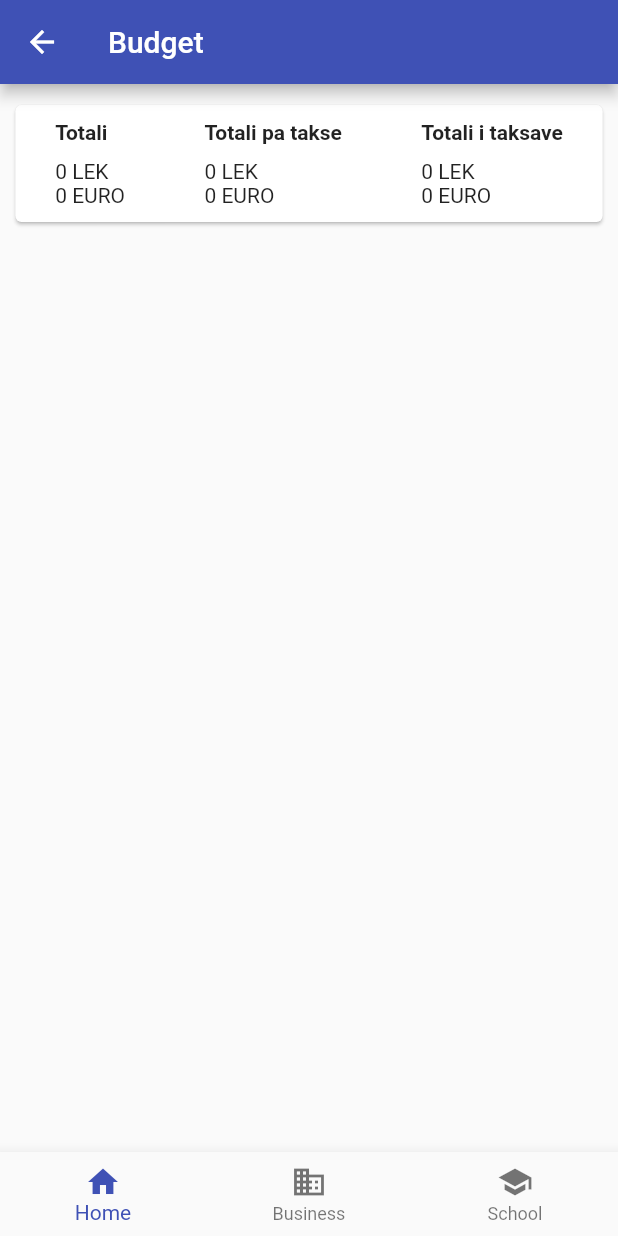
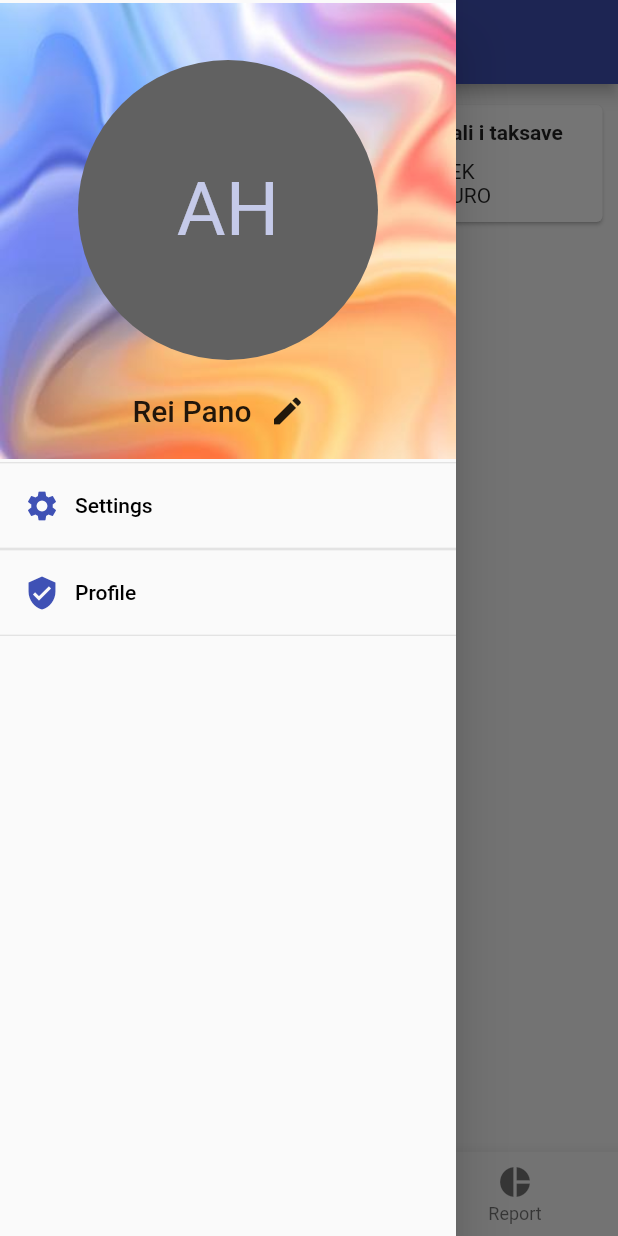
Before and after one commit to ReiPano/flutter-budget-app, a Flutter app: the AppContainer screen opened directly, with the side drawer open (before the commit the screen has no drawer), on a phone screen of 412 x 824 dp. Run offline on Flutter 3.47's test engine with Material 2 defaults, Android fonts, the phone set to English and light mode, and no system bars; our stand-ins replace flutter_secure_storage; accounts and stored records are empty.

```diff
--- /dev/null
+++ b/lib/constants/theme.dart
@@ -0,0 +1,9 @@
+import 'package:flutter/material.dart';
+
+class AppTheme {
+  static Color statusBarColor = Colors.indigo[700] as Color;
+  static MaterialColor primaryButtonColor = Colors.indigo;
+  static Color primaryColor = Colors.indigo;
+  static Color primaryColorShade = Colors.indigo[300] as Color;
+  static Color bottomNavSelectedColor = Colors.indigo[800] as Color;
+}
--- a/lib/main.dart
+++ b/lib/main.dart
@@ -1,3 +1,4 @@
+import 'package:budget/constants/theme.dart';
 import 'package:budget/pages/app/app_container.dart';
 import 'package:budget/pages/welcome/welcome.dart';
 import 'package:budget/service/auth_service.dart';
@@ -22,6 +23,7 @@ class _BudgetAppState extends State<BudgetApp> {
   @override
   void initState() {
     super.initState();
+    removeJWTAuthToken();
     initAppState();
   }
 
@@ -35,7 +37,7 @@ class _BudgetAppState extends State<BudgetApp> {
     }
     Future.delayed(const Duration(seconds: 3), () {
       setState(() {
-        token = jwtToken ?? '123131';
+        token = jwtToken;
         loading = false;
       });
     });
@@ -64,7 +66,7 @@ class _BudgetAppState extends State<BudgetApp> {
       debugShowCheckedModeBanner: false,
       title: 'Budget',
       theme: ThemeData(
-        primarySwatch: Colors.indigo,
+        primarySwatch: AppTheme.primaryButtonColor,
       ),
       home: getHomeComponent(),
       // home: const AppContainer(title: 'Budget'),
--- a/lib/pages/app/app_container.dart
+++ b/lib/pages/app/app_container.dart
@@ -1,3 +1,5 @@
+import 'package:budget/constants/theme.dart';
+import 'package:budget/pages/app/drawer/drawer.dart';
 import 'package:budget/pages/home/home.dart';
 import 'package:budget/pages/receipt/receipt.dart';
 import 'package:budget/pages/report/report.dart';
@@ -14,7 +16,7 @@ class AppContainer extends StatefulWidget {
 class _AppContainerState extends State<AppContainer> {
   int _selectedIndex = 0;
   static final List<Widget> _pages = <Widget>[
-    HomePage(),
+    const HomePage(),
     const Receip(),
     const Report(),
   ];
@@ -34,6 +36,7 @@ class _AppContainerState extends State<AppContainer> {
       body: Container(
         child: _pages.elementAt(_selectedIndex),
       ),
+      drawer: const AppCustomDrawer(),
       bottomNavigationBar: BottomNavigationBar(
         items: const <BottomNavigationBarItem>[
           BottomNavigationBarItem(
@@ -41,16 +44,16 @@ class _AppContainerState extends State<AppContainer> {
             label: 'Home',
           ),
           BottomNavigationBarItem(
-            icon: Icon(Icons.business),
-            label: 'Business',
+            icon: Icon(Icons.wallet),
+            label: 'Budget',
           ),
           BottomNavigationBarItem(
-            icon: Icon(Icons.school),
-            label: 'School',
+            icon: Icon(Icons.pie_chart),
+            label: 'Report',
           ),
         ],
         currentIndex: _selectedIndex,
-        selectedItemColor: Colors.indigoAccent[800],
+        selectedItemColor: AppTheme.bottomNavSelectedColor,
         enableFeedback: true,
         onTap: _onItemTapped,
       ),
--- /dev/null
+++ b/lib/pages/app/drawer/action_button.dart
@@ -0,0 +1,50 @@
+import 'package:flutter/material.dart';
+
+class ActionButton extends StatelessWidget {
+  const ActionButton(
+      {super.key, required this.actionTitle, required this.icon});
+  final String actionTitle;
+  final IconData icon;
+  @override
+  Widget build(BuildContext context) {
+    Size size = MediaQuery.of(context).size;
+
+    return Column(
+      children: [
+        const Divider(
+          height: 1,
+        ),
+        SizedBox(
+          width: size.width,
+          child: TextButton(
+            onPressed: () {},
+            child: Padding(
+              padding: const EdgeInsets.all(8.0),
+              child: SizedBox(
+                width: size.width,
+                child: Row(
+                  children: [
+                    Padding(
+                      padding: const EdgeInsets.only(right: 10.0),
+                      child: Icon(icon),
+                    ),
+                    Text(
+                      actionTitle,
+                      textAlign: TextAlign.left,
+                      style: const TextStyle(
+                        color: Colors.black,
+                      ),
+                    ),
+                  ],
+                ),
+              ),
+            ),
+          ),
+        ),
+        const Divider(
+          height: 1,
+        ),
+      ],
+    );
+  }
+}
--- /dev/null
+++ b/lib/pages/app/drawer/drawer.dart
@@ -0,0 +1,25 @@
+import 'package:budget/pages/app/drawer/action_button.dart';
+import 'package:budget/pages/app/drawer/profile.dart';
+import 'package:flutter/material.dart';
+
+class AppCustomDrawer extends StatelessWidget {
+  const AppCustomDrawer({super.key});
+  @override
+  Widget build(BuildContext context) {
+    return Drawer(
+      child: Column(
+        children: [
+          const DrawerProfileSection(),
+          ActionButton(
+            actionTitle: 'Settings',
+            icon: Icons.settings,
+          ),
+          ActionButton(
+            actionTitle: 'Profile',
+            icon: Icons.verified_user,
+          ),
+        ],
+      ),
+    );
+  }
+}
--- /dev/null
+++ b/lib/pages/app/drawer/profile.dart
@@ -0,0 +1,44 @@
+import 'package:flutter/material.dart';
+
+class DrawerProfileSection extends StatelessWidget {
+  const DrawerProfileSection({super.key});
+
+  @override
+  Widget build(BuildContext context) {
+    return Container(
+      decoration: const BoxDecoration(
+        image: DecorationImage(
+            image: AssetImage('assets/default_profile_bacground_image.jpg')),
+      ),
+      padding: const EdgeInsets.only(top: 40, bottom: 10),
+      child: Column(
+        children: [
+          CircleAvatar(
+            radius: 100,
+            backgroundColor: Colors.grey[700],
+            child: const Text(
+              'AH',
+              style: TextStyle(fontSize: 50),
+            ),
+          ),
+          Container(
+            margin: const EdgeInsets.only(top: 10),
+            child: Row(
+              mainAxisAlignment: MainAxisAlignment.center,
+              children: [
+                const Text(
+                  'Rei Pano',
+                  style: TextStyle(fontWeight: FontWeight.w500, fontSize: 20),
+                ),
+                IconButton(
+                  onPressed: () {},
+                  icon: const Icon(Icons.edit),
+                )
+              ],
+            ),
+          )
+        ],
+      ),
+    );
+  }
+}
--- a/lib/pages/auth/custom_auth_app_bar.dart
+++ b/lib/pages/auth/custom_auth_app_bar.dart
@@ -1,3 +1,4 @@
+import 'package:budget/constants/theme.dart';
 import 'package:flutter/services.dart';
 import 'package:flutter/material.dart';
 
@@ -8,7 +9,7 @@ class CustomAuthAppBar extends StatelessWidget with PreferredSizeWidget {
   Widget build(BuildContext context) {
     return AppBar(
       elevation: 0,
-      backgroundColor: Colors.indigo[700],
+      backgroundColor: AppTheme.statusBarColor,
       toolbarHeight: 0,
       systemOverlayStyle: SystemUiOverlayStyle.light,
     );
```
Also changed, not shown: lib/pages/auth/login/login.dart (+24 -5 lines), lib/pages/auth/signup/signup.dart (+18 -4 lines), lib/pages/welcome/welcome.dart (+4 -4 lines), lib/service/auth_service.dart (+15 -5 lines), assets/default_profile_bacground_image.jpg (added).
